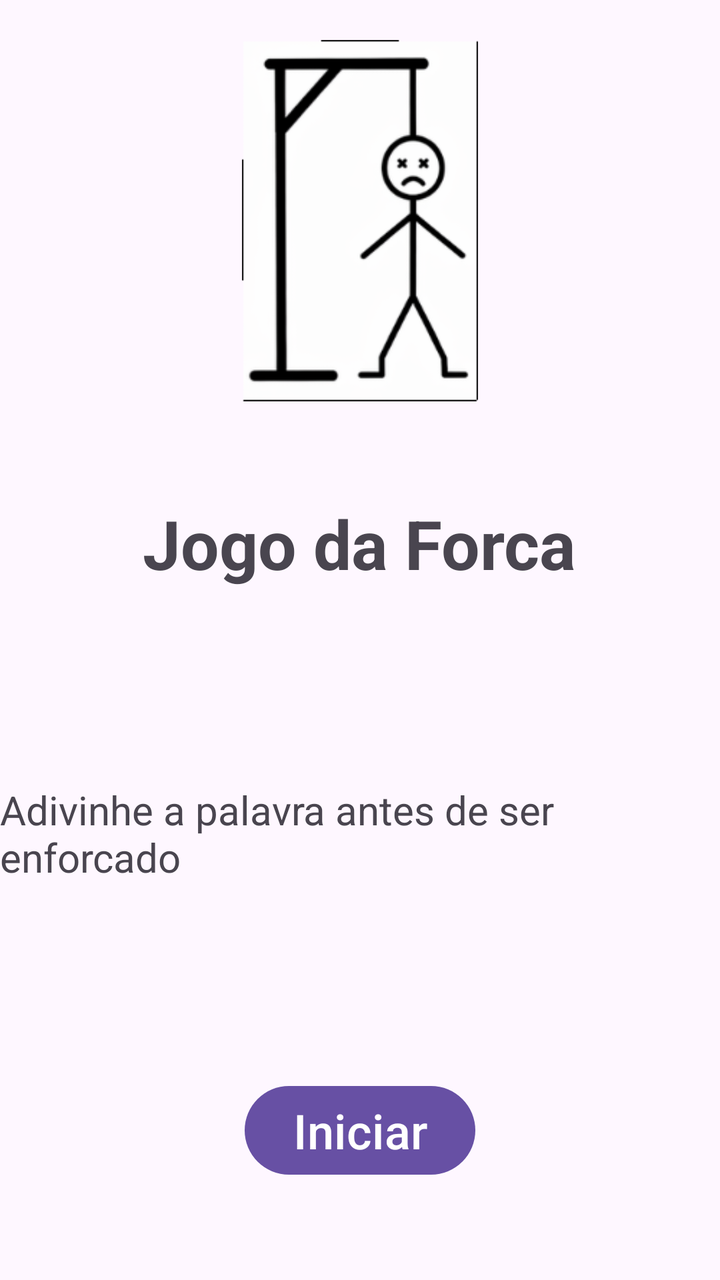
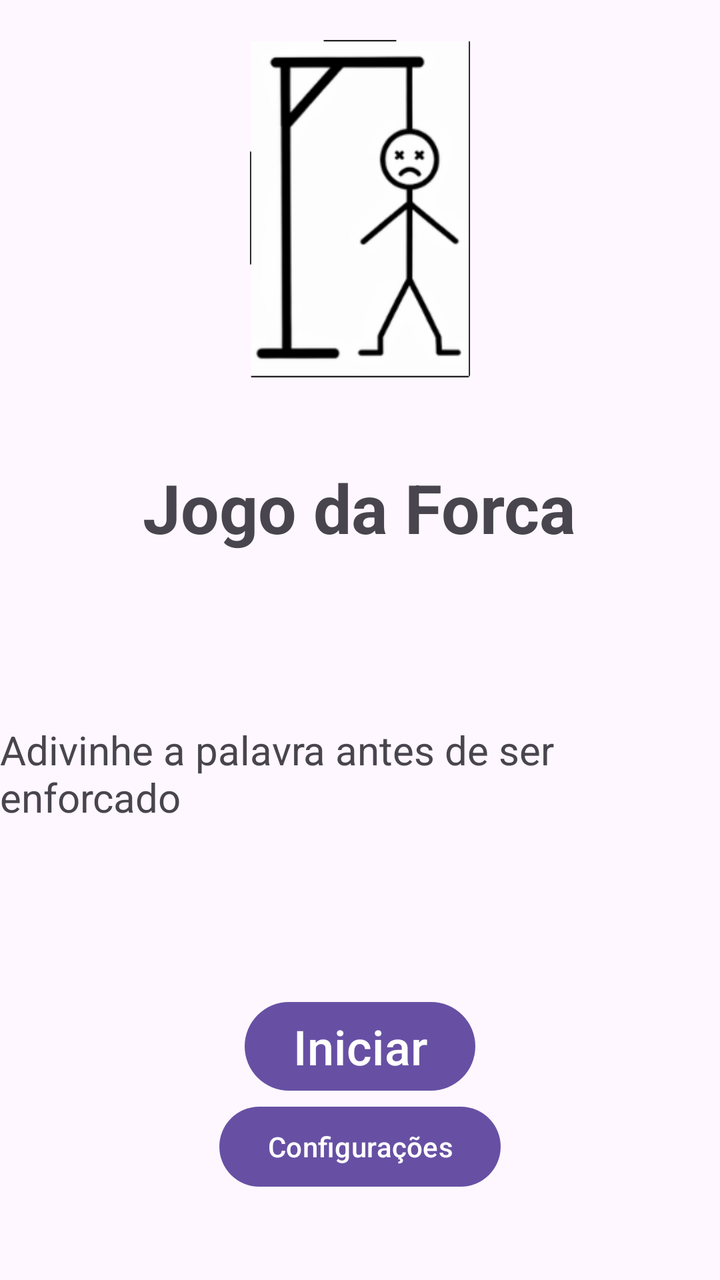

Before-and-after screenshots of an Android layout around one commit, followed by the original layout XML and the change that was made.
<!-- AndroidManifest.xml: application theme Theme.Forca_Integrado -->
<!-- res/layout/activity_main.xml -->
<?xml version="1.0" encoding="utf-8"?>
<LinearLayout xmlns:android="http://schemas.android.com/apk/res/android"
    xmlns:app="http://schemas.android.com/apk/res-auto"
    xmlns:tools="http://schemas.android.com/tools"
    android:id="@+id/main"
    android:layout_width="match_parent"
    android:layout_height="match_parent"
    android:orientation="vertical"
    tools:context=".MainActivity">

    <LinearLayout
        android:layout_width="match_parent"
        android:layout_height="wrap_content"
        android:layout_weight="0.25"
        android:gravity="center"
        android:orientation="vertical">

        <ImageView
            android:id="@+id/imageView"
            android:layout_width="match_parent"
            android:layout_height="match_parent"
            android:layout_marginTop="20dp"
            app:srcCompat="@drawable/forca_10_9" />
    </LinearLayout>

    <LinearLayout
        android:layout_width="match_parent"
        android:layout_height="wrap_content"
        android:layout_weight="0.25"
        android:gravity="center"
        android:orientation="vertical">

        <TextView
            android:id="@+id/textView"
            android:layout_width="wrap_content"
            android:layout_height="wrap_content"
            android:text="Jogo da Forca"
            android:textSize="34sp"
            android:textStyle="bold" />
    </LinearLayout>

    <LinearLayout
        android:layout_width="match_parent"
        android:layout_height="wrap_content"
        android:layout_weight="0.25"
        android:gravity="center"
        android:orientation="vertical">

        <TextView
            android:id="@+id/textView2"
            android:layout_width="wrap_content"
            android:layout_height="wrap_content"
            android:text="Adivinhe a palavra antes de ser enforcado"
            android:textSize="20sp" />
    </LinearLayout>

    <LinearLayout
        android:layout_width="match_parent"
        android:layout_height="wrap_content"
        android:layout_weight="0.25"
        android:gravity="center"
        android:orientation="vertical">

        <Button
            android:id="@+id/button"
            android:layout_width="wrap_content"
            android:layout_height="wrap_content"
            android:text="Iniciar"
            android:textSize="24sp" />
    </LinearLayout>
</LinearLayout>
<!-- resources referenced by this layout -->
<resources>
  <!-- drawable forca_10_9: png bitmap (drawable-hdpi, 8832 bytes) -->
  <style name="Theme.Forca_Integrado" parent="Base.Theme.Forca_Integrado" />
  <style name="Base.Theme.Forca_Integrado" parent="Theme.Material3.DayNight.NoActionBar">
          
          
      </style>
</resources>

<!-- the commit's change to res/layout/activity_main.xml (unified diff, before → after) -->
@@ -67,5 +67,11 @@
             android:layout_height="wrap_content"
             android:text="Iniciar"
             android:textSize="24sp" />
+
+        <Button
+            android:id="@+id/button4"
+            android:layout_width="wrap_content"
+            android:layout_height="wrap_content"
+            android:text="Configurações" />
     </LinearLayout>
 </LinearLayout>
